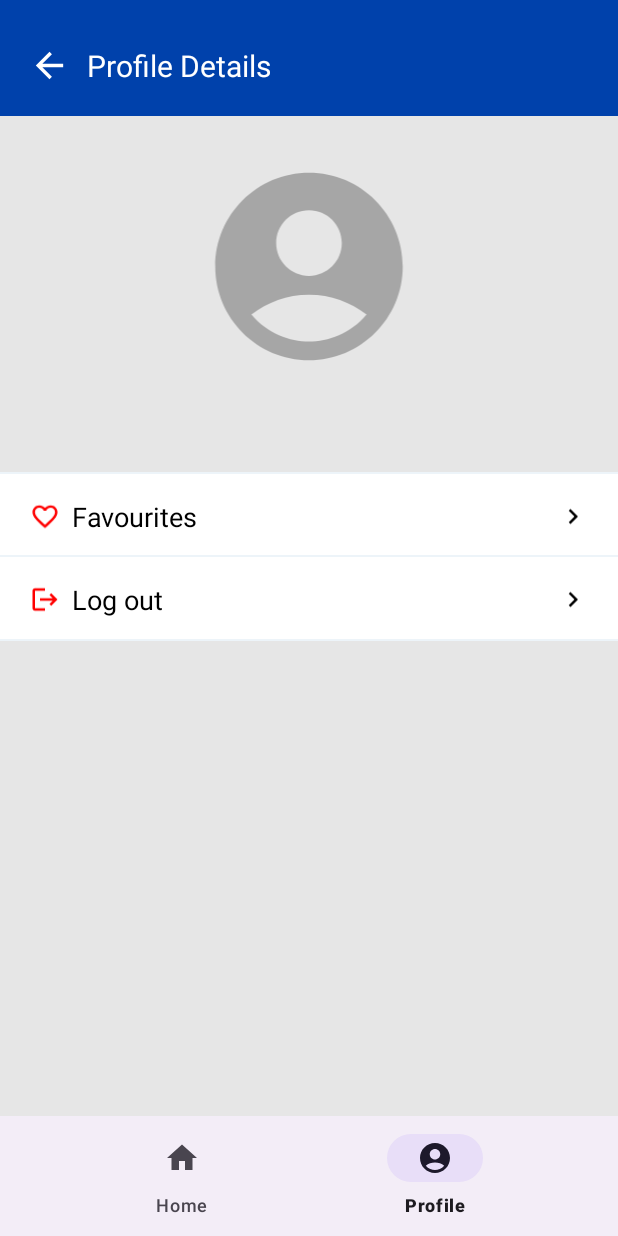
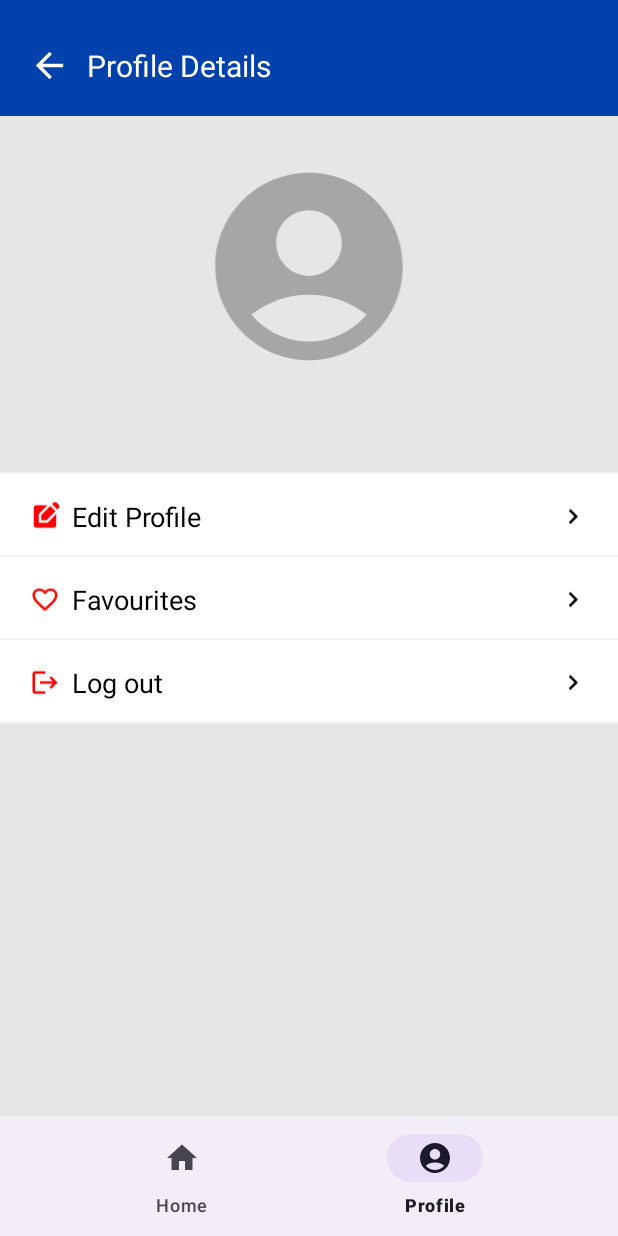
Before and after one commit to amoiiir/simple_recipe, an Android app: the screen it shows after launch once a user with an empty profile is signed in (MainActivity), item 2 of the bottom bar chosen, on a phone screen of 412 x 824 dp. Run offline under Robolectric (Android 15) with nearby library versions, the phone set to English and light mode, and no system bars; our stand-ins replace Firebase (no records; nobody signed in at launch, a user with empty details on screens opened directly); pictures from the network do not load; 2 statements that could not run were skipped.

Commit message:
🏗️: minor ui change

```diff
--- a/app/src/main/java/com/example/simplerecipe/fragment/HomeFragment.kt
+++ b/app/src/main/java/com/example/simplerecipe/fragment/HomeFragment.kt
@@ -138,7 +138,7 @@ class HomeFragment : Fragment() {
 
         productViewModel.error.observe(viewLifecycleOwner){error ->
             binding.errorFrame.visibility = if (error) View.VISIBLE else View.GONE
-            binding.tvError.text = (if (error) resources.getString(R.string.loading) else "").toString()
+            binding.tvError.text = (if (error) resources.getString(R.string.error) else "").toString()
         }
 
         //for display data to the ui
--- /dev/null
+++ b/app/src/main/res/drawable/ic_edit.xml
@@ -0,0 +1,9 @@
+<vector xmlns:android="http://schemas.android.com/apk/res/android" android:height="24dp" android:tint="#FF0000" android:viewportHeight="24" android:viewportWidth="24" android:width="24dp">
+
+    <path android:fillColor="@android:color/white" android:pathData="M7,17V9.93L13.93,3l0,0H5C3.9,3 3,3.9 3,5v14c0,1.1 0.9,2 2,2h14c1.1,0 2,-0.9 2,-2v-8.93L14.07,17H7z"/>
+
+    <path android:fillColor="@android:color/white" android:pathData="M9,15l4.24,0l7.2,-7.2l-4.24,-4.24l-7.2,7.2z"/>
+
+    <path android:fillColor="@android:color/white" android:pathData="M22.91,2.49l-1.41,-1.41c-0.78,-0.78 -2.05,-0.78 -2.83,0l-1.06,1.06l4.24,4.24l1.06,-1.06C23.7,4.54 23.7,3.27 22.91,2.49z"/>
+
+</vector>
--- a/app/src/main/res/layout/fragment_profile.xml
+++ b/app/src/main/res/layout/fragment_profile.xml
@@ -127,6 +127,85 @@
                             </LinearLayout>
                         </LinearLayout>
                         <!--content-->
+                        <LinearLayout
+                            android:id="@+id/btn_edit_profile_frame"
+                            android:layout_width="match_parent"
+                            android:layout_height="match_parent"
+                            android:orientation="horizontal"
+                            android:paddingVertical="15dp"
+                            android:background="@drawable/frame_stroke_light_grey_bottom">
+
+                            <FrameLayout
+                                android:id="@+id/btn_edit_profile"
+                                android:paddingHorizontal="20dp"
+                                android:layout_width="match_parent"
+                                android:layout_height="wrap_content"
+                                android:clickable="true">
+
+                                <LinearLayout
+                                    android:layout_width="match_parent"
+                                    android:layout_height="wrap_content"
+                                    android:orientation="horizontal">
+
+                                    <FrameLayout
+                                        android:layout_marginEnd="8dp"
+                                        android:layout_width="20dp"
+                                        android:layout_height="match_parent">
+
+                                        <ImageView
+                                            android:layout_width="match_parent"
+                                            android:layout_height="match_parent"
+                                            android:src="@drawable/ic_edit"
+                                            android:adjustViewBounds="true"
+                                            android:layout_gravity="center">
+                                        </ImageView>
+                                    </FrameLayout>
+                                    <LinearLayout
+                                        android:layout_width="match_parent"
+                                        android:layout_height="match_parent"
+                                        android:orientation="vertical"
+                                        android:layout_weight="1"
+                                        android:gravity="center">
+                                        <LinearLayout
+                                            android:layout_width="match_parent"
+                                            android:layout_height="match_parent"
+                                            android:orientation="horizontal"
+                                            android:layout_gravity="center">
+                                            <TextView
+                                                android:id="@+id/tv_edit_profile"
+                                                android:layout_width="match_parent"
+                                                android:layout_height="wrap_content"
+                                                android:text="Edit Profile"
+                                                android:textSize="18sp"
+                                                android:textStyle="normal"
+                                                android:paddingStart="0dp"
+                                                android:paddingEnd="20dp"
+                                                android:textColor="@color/black">
+
+                                            </TextView>
+
+                                        </LinearLayout>
+                                    </LinearLayout>
+
+                                    <FrameLayout
+                                        android:layout_width="20dp"
+                                        android:layout_height="match_parent">
+
+                                        <ImageView
+                                            android:layout_width="match_parent"
+                                            android:layout_height="match_parent"
+                                            android:src="@drawable/ic_chevron_right"
+                                            android:adjustViewBounds="true"
+                                            android:layout_gravity="center">
+
+                                        </ImageView>
+
+                                    </FrameLayout>
+                                </LinearLayout>
+
+                            </FrameLayout>
+
+                        </LinearLayout>
                         <LinearLayout
                             android:id="@+id/btn_favourites_frame"
                             android:layout_width="match_parent"
--- a/app/src/main/res/values/strings.xml
+++ b/app/src/main/res/values/strings.xml
@@ -8,4 +8,5 @@
     <string name="profile_details">Profile Details</string>
     <string name="my_cart">My Cart</string>
     <string name="loading">Loading...</string>
+    <string name="error">ERROR FETCHING DATA</string>
 </resources>
```
Also changed, not shown: app/src/main/java/com/example/simplerecipe/view/product/ProductDetails.kt (+12 -0 lines), app/src/main/res/layout/activity_product_details.xml (+30 -0 lines).
